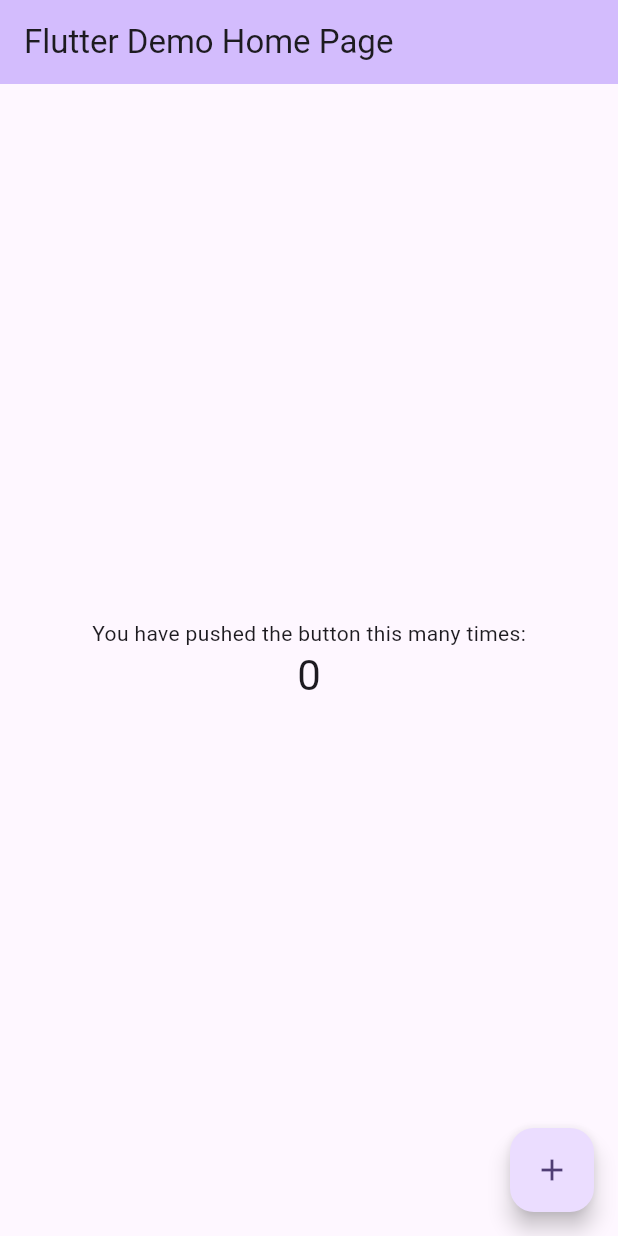
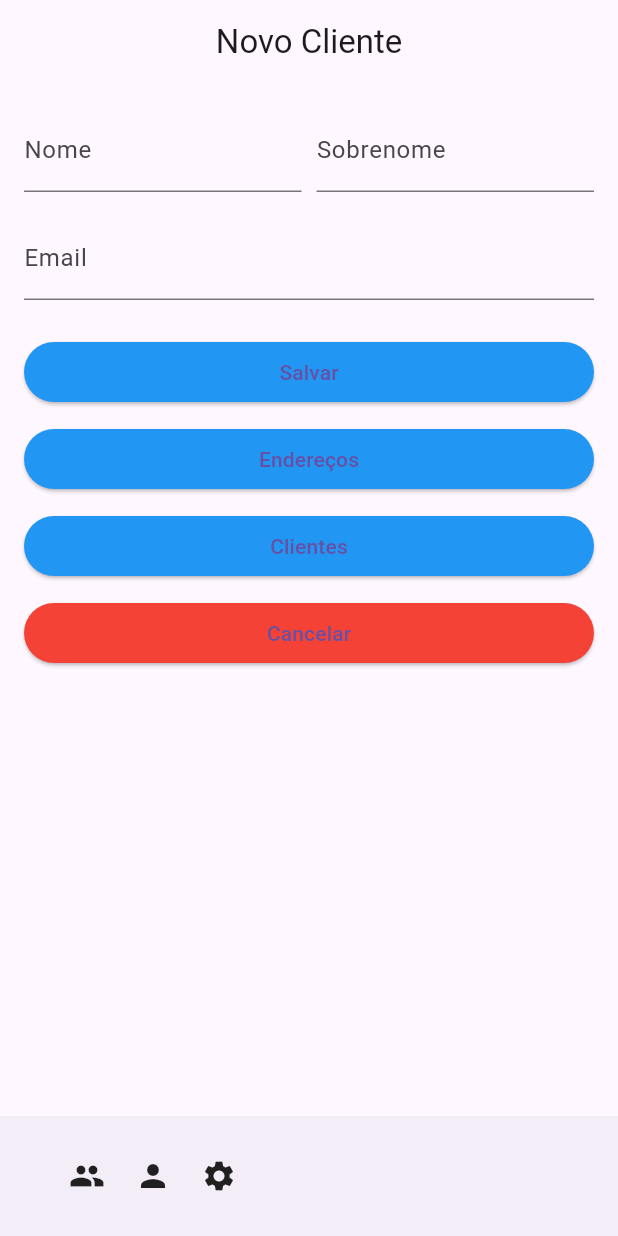
Before and after one commit to gustavoc0imbra/mysales-flutter-app, a Flutter app: the screen it shows after launch, on a phone screen of 412 x 824 dp. Run offline on Flutter 3.47's test engine with Material 3 defaults, Android fonts, the light colour scheme and no system bars.

Commit message:
Ajuste na ordem dos botões e implementação das telas de cliente e endereço

```diff
--- a/lib/main.dart
+++ b/lib/main.dart
@@ -1,4 +1,7 @@
 import 'package:flutter/material.dart';
+import 'screens/cliente_form_screen.dart';
+import 'screens/endereco_form_screen.dart';
+import 'screens/cliente_list_screen.dart';
 
 void main() {
   runApp(const MyApp());
@@ -7,116 +10,17 @@ void main() {
 class MyApp extends StatelessWidget {
   const MyApp({super.key});
 
-  // This widget is the root of your application.
   @override
   Widget build(BuildContext context) {
     return MaterialApp(
-      title: 'Flutter Demo',
-      theme: ThemeData(
-        // This is the theme of your application.
-        //
-        // TRY THIS: Try running your application with "flutter run". You'll see
-        // the application has a purple toolbar. Then, without quitting the app,
-        // try changing the seedColor in the colorScheme below to Colors.green
-        // and then invoke "hot reload" (save your changes or press the "hot
-        // reload" button in a Flutter-supported IDE, or press "r" if you used
-        // the command line to start the app).
-        //
-        // Notice that the counter didn't reset back to zero; the application
-        // state is not lost during the reload. To reset the state, use hot
-        // restart instead.
-        //
-        // This works for code too, not just values: Most code changes can be
-        // tested with just a hot reload.
-        colorScheme: ColorScheme.fromSeed(seedColor: Colors.deepPurple),
-      ),
-      home: const MyHomePage(title: 'Flutter Demo Home Page'),
+      title: 'Sistema de Vendas',
+      debugShowCheckedModeBanner: false,
+      initialRoute: '/', // Tela inicial agora é Novo Cliente
+      routes: {
+        '/': (context) => const ClienteFormScreen(),
+        '/endereco': (context) => const EnderecoFormScreen(),
+        '/lista-clientes': (context) => const ClienteListScreen(),
+      },
     );
   }
 }
-
-class MyHomePage extends StatefulWidget {
-  const MyHomePage({super.key, required this.title});
-
-  // This widget is the home page of your application. It is stateful, meaning
-  // that it has a State object (defined below) that contains fields that affect
-  // how it looks.
-
-  // This class is the configuration for the state. It holds the values (in this
-  // case the title) provided by the parent (in this case the App widget) and
-  // used by the build method of the State. Fields in a Widget subclass are
-  // always marked "final".
-
-  final String title;
-
-  @override
-  State<MyHomePage> createState() => _MyHomePageState();
-}
-
-class _MyHomePageState extends State<MyHomePage> {
-  int _counter = 0;
-
-  void _incrementCounter() {
-    setState(() {
-      // This call to setState tells the Flutter framework that something has
-      // changed in this State, which causes it to rerun the build method below
-      // so that the display can reflect the updated values. If we changed
-      // _counter without calling setState(), then the build method would not be
-      // called again, and so nothing would appear to happen.
-      _counter++;
-    });
-  }
-
-  @override
-  Widget build(BuildContext context) {
-    // This method is rerun every time setState is called, for instance as done
-    // by the _incrementCounter method above.
-    //
-    // The Flutter framework has been optimized to make rerunning build methods
-    // fast, so that you can just rebuild anything that needs updating rather
-    // than having to individually change instances of widgets.
-    return Scaffold(
-      appBar: AppBar(
-        // TRY THIS: Try changing the color here to a specific color (to
-        // Colors.amber, perhaps?) and trigger a hot reload to see the AppBar
-        // change color while the other colors stay the same.
-        backgroundColor: Theme.of(context).colorScheme.inversePrimary,
-        // Here we take the value from the MyHomePage object that was created by
-        // the App.build method, and use it to set our appbar title.
-        title: Text(widget.title),
-      ),
-      body: Center(
-        // Center is a layout widget. It takes a single child and positions it
-        // in the middle of the parent.
-        child: Column(
-          // Column is also a layout widget. It takes a list of children and
-          // arranges them vertically. By default, it sizes itself to fit its
-          // children horizontally, and tries to be as tall as its parent.
-          //
-          // Column has various properties to control how it sizes itself and
-          // how it positions its children. Here we use mainAxisAlignment to
-          // center the children vertically; the main axis here is the vertical
-          // axis because Columns are vertical (the cross axis would be
-          // horizontal).
-          //
-          // TRY THIS: Invoke "debug painting" (choose the "Toggle Debug Paint"
-          // action in the IDE, or press "p" in the console), to see the
-          // wireframe for each widget.
-          mainAxisAlignment: MainAxisAlignment.center,
-          children: <Widget>[
-            const Text('You have pushed the button this many times:'),
-            Text(
-              '$_counter',
-              style: Theme.of(context).textTheme.headlineMedium,
-            ),
-          ],
-        ),
-      ),
-      floatingActionButton: FloatingActionButton(
-        onPressed: _incrementCounter,
-        tooltip: 'Increment',
-        child: const Icon(Icons.add),
-      ), // This trailing comma makes auto-formatting nicer for build methods.
-    );
-  }
-}
--- /dev/null
+++ b/lib/screens/cliente_form_screen.dart
@@ -0,0 +1,111 @@
+import 'package:flutter/material.dart';
+
+class ClienteFormScreen extends StatelessWidget {
+  const ClienteFormScreen({super.key});
+
+  @override
+  Widget build(BuildContext context) {
+    return Scaffold(
+      appBar: AppBar(title: const Text('Novo Cliente'), centerTitle: true),
+      body: Padding(
+        padding: const EdgeInsets.all(16),
+        child: Column(
+          children: [
+            Row(
+              children: [
+                Expanded(
+                  child: TextField(
+                    decoration: const InputDecoration(labelText: 'Nome'),
+                  ),
+                ),
+                const SizedBox(width: 10),
+                Expanded(
+                  child: TextField(
+                    decoration: const InputDecoration(labelText: 'Sobrenome'),
+                  ),
+                ),
+              ],
+            ),
+            const SizedBox(height: 16),
+            TextField(decoration: const InputDecoration(labelText: 'Email')),
+            const SizedBox(height: 24),
+            SizedBox(
+              width: double.infinity,
+              child: ElevatedButton(
+                onPressed: () {},
+                style: ElevatedButton.styleFrom(
+                  backgroundColor: Colors.blue,
+                  shape: RoundedRectangleBorder(
+                    borderRadius: BorderRadius.circular(20),
+                  ),
+                ),
+                child: const Text('Salvar'),
+              ),
+            ),
+            const SizedBox(height: 10),
+            SizedBox(
+              width: double.infinity,
+              child: ElevatedButton(
+                onPressed: () {
+                  Navigator.pushNamed(context, '/endereco');
+                },
+                style: ElevatedButton.styleFrom(
+                  backgroundColor: Colors.blue,
+                  shape: RoundedRectangleBorder(
+                    borderRadius: BorderRadius.circular(20),
+                  ),
+                ),
+                child: const Text('Endereços'),
+              ),
+            ),
+            const SizedBox(height: 10),
+            SizedBox(
+              width: double.infinity,
+              child: ElevatedButton(
+                onPressed: () {
+                  Navigator.pushNamed(context, '/lista-clientes');
+                },
+                style: ElevatedButton.styleFrom(
+                  backgroundColor: Colors.blue,
+                  shape: RoundedRectangleBorder(
+                    borderRadius: BorderRadius.circular(20),
+                  ),
+                ),
+                child: const Text('Clientes'),
+              ),
+            ),
+            const SizedBox(height: 10),
+            SizedBox(
+              width: double.infinity,
+              child: ElevatedButton(
+                onPressed: () {},
+                style: ElevatedButton.styleFrom(
+                  backgroundColor: Colors.red,
+                  shape: RoundedRectangleBorder(
+                    borderRadius: BorderRadius.circular(20),
+                  ),
+                ),
+                child: const Text('Cancelar'),
+              ),
+            ),
+          ],
+        ),
+      ),
+      bottomNavigationBar: BottomAppBar(
+        child: Padding(
+          padding: const EdgeInsets.symmetric(horizontal: 30.0, vertical: 10),
+          child: Row(
+            mainAxisAlignment: MainAxisAlignment.start,
+            children: const [
+              Icon(Icons.group),
+              SizedBox(width: 20),
+              Icon(Icons.person),
+              SizedBox(width: 20),
+              Icon(Icons.settings),
+            ],
+          ),
+        ),
+      ),
+    );
+  }
+}
--- /dev/null
+++ b/lib/screens/cliente_list_screen.dart
@@ -0,0 +1,71 @@
+import 'package:flutter/material.dart';
+
+class ClienteListScreen extends StatelessWidget {
+  const ClienteListScreen({super.key});
+
+  @override
+  Widget build(BuildContext context) {
+    // Lista fictícia de clientes
+    final List<Map<String, String>> clientes = [
+      {'nome': 'Matheus Maximiano', 'email': 'matheus@email.com'},
+      {'nome': 'Gustavo Silva', 'email': 'gustavo@email.com'},
+      {'nome': 'Eduarda Gusmao', 'email': 'eduarda@email.com'},
+    ];
+
+    return Scaffold(
+      appBar: AppBar(title: const Text('Clientes'), centerTitle: true),
+      body: ListView.builder(
+        itemCount: clientes.length,
+        itemBuilder: (context, index) {
+          final cliente = clientes[index];
+          final nome = cliente['nome']!;
+          final email = cliente['email']!;
+          final inicial = nome.isNotEmpty ? nome[0].toUpperCase() : '?';
+
+          return Card(
+            margin: const EdgeInsets.symmetric(horizontal: 16, vertical: 8),
+            child: ListTile(
+              leading: CircleAvatar(child: Text(inicial)),
+              title: Text(nome),
+              subtitle: Text(email),
+            ),
+          );
+        },
+      ),
+      bottomNavigationBar: BottomAppBar(
+        child: Padding(
+          padding: const EdgeInsets.symmetric(horizontal: 30.0, vertical: 10),
+          child: Row(
+            mainAxisAlignment: MainAxisAlignment.spaceBetween,
+            children: [
+              IconButton(
+                icon: const Icon(Icons.delete, color: Colors.red),
+                onPressed: () {
+                  // ação de deletar
+                },
+              ),
+              IconButton(
+                icon: const Icon(Icons.edit, color: Colors.orange),
+                onPressed: () {
+                  // ação de editar
+                },
+              ),
+              IconButton(
+                icon: const Icon(Icons.add, color: Colors.blue),
+                onPressed: () {
+                  Navigator.pushNamed(context, '/');
+                },
+              ),
+              IconButton(
+                icon: const Icon(Icons.settings, color: Colors.grey),
+                onPressed: () {
+                  // ação futura
+                },
+              ),
+            ],
+          ),
+        ),
+      ),
+    );
+  }
+}
```
Also changed, not shown: lib/screens/endereco_form_screen.dart (added, +120 -0 lines).
